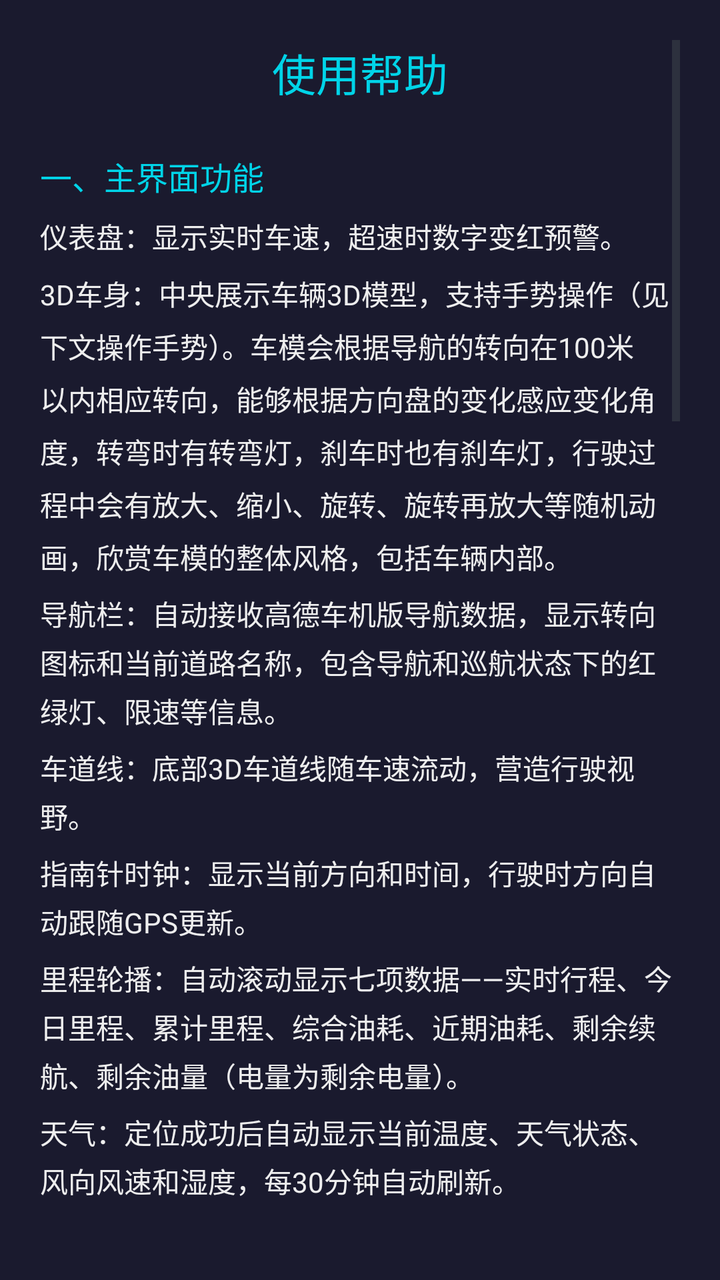
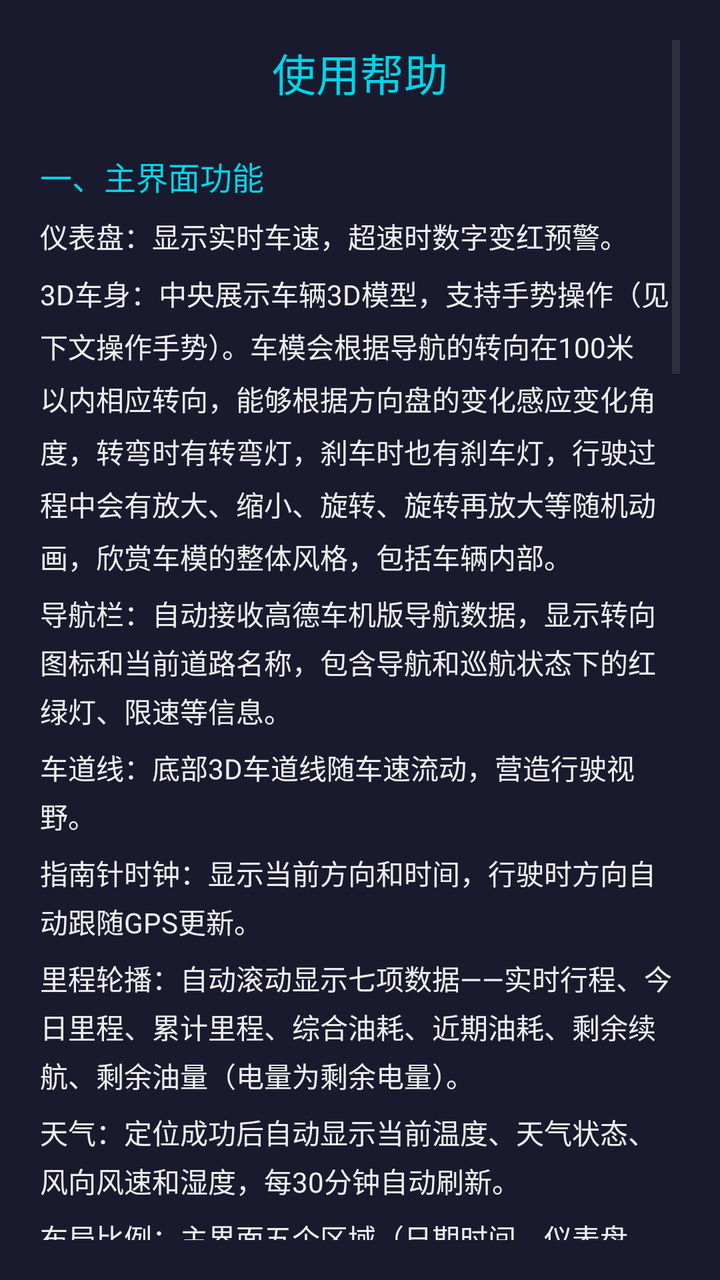

Screens rendered from an Android XML layout before and after an edit, with the pre-edit source and the edit as a unified diff.
<!-- AndroidManifest.xml: application theme AppTheme -->
<!-- res/layout/activity_help.xml -->
<?xml version="1.0" encoding="utf-8"?>
<ScrollView xmlns:android="http://schemas.android.com/apk/res/android"
    android:layout_width="match_parent"
    android:layout_height="match_parent"
    android:background="#FF1A1A2E"
    android:padding="20dp">

    <LinearLayout
        android:layout_width="match_parent"
        android:layout_height="wrap_content"
        android:orientation="vertical">

        
        <TextView
            android:layout_width="match_parent"
            android:layout_height="wrap_content"
            android:text="使用帮助"
            android:textSize="22sp"
            android:textColor="#FF00D4E8"
            android:gravity="center"
            android:layout_marginBottom="24dp" />

        
        <TextView
            android:layout_width="match_parent"
            android:layout_height="wrap_content"
            android:text="一、主界面功能"
            android:textSize="16sp"
            android:textColor="#FF00D4E8"
            android:layout_marginBottom="8dp" />

        <TextView
            android:layout_width="match_parent"
            android:layout_height="wrap_content"
            android:text="仪表盘：显示实时车速，超速时数字变红预警。"
            android:textSize="14sp"
            android:textColor="#FFEEEEEE"
            android:lineSpacingExtra="4dp"
            android:layout_marginBottom="8dp" />

        <TextView
            android:layout_width="match_parent"
            android:layout_height="wrap_content"
            android:text="3D车身：中央展示车辆3D模型，支持手势操作（见下文操作手势）。车模会根据导航的转向在100米以内相应转向，能够根据方向盘的变化感应变化角度，转弯时有转弯灯，刹车时也有刹车灯，行驶过程中会有放大、缩小、旋转、旋转再放大等随机动画，欣赏车模的整体风格，包括车辆内部。"
            android:textSize="14sp"
            android:textColor="#FFEEEEEE"
            android:lineSpacingExtra="6dp"
            android:layout_marginBottom="8dp" />

        <TextView
            android:layout_width="match_parent"
            android:layout_height="wrap_content"
            android:text="导航栏：自动接收高德车机版导航数据，显示转向图标和当前道路名称，包含导航和巡航状态下的红绿灯、限速等信息。"
            android:textSize="14sp"
            android:textColor="#FFEEEEEE"
            android:lineSpacingExtra="4dp"
            android:layout_marginBottom="8dp" />

        <TextView
            android:layout_width="match_parent"
            android:layout_height="wrap_content"
            android:text="车道线：底部3D车道线随车速流动，营造行驶视野。"
            android:textSize="14sp"
            android:textColor="#FFEEEEEE"
            android:lineSpacingExtra="4dp"
            android:layout_marginBottom="8dp" />

        <TextView
            android:layout_width="match_parent"
            android:layout_height="wrap_content"
            android:text="指南针时钟：显示当前方向和时间，行驶时方向自动跟随GPS更新。"
            android:textSize="14sp"
            android:textColor="#FFEEEEEE"
            android:lineSpacingExtra="4dp"
            android:layout_marginBottom="8dp" />

        <TextView
            android:layout_width="match_parent"
            android:layout_height="wrap_content"
            android:text="里程轮播：自动滚动显示七项数据——实时行程、今日里程、累计里程、综合油耗、近期油耗、剩余续航、剩余油量（电量为剩余电量）。"
            android:textSize="14sp"
            android:textColor="#FFEEEEEE"
            android:lineSpacingExtra="4dp"
            android:layout_marginBottom="8dp" />

        <TextView
            android:layout_width="match_parent"
            android:layout_height="wrap_content"
            android:text="天气：定位成功后自动显示当前温度、天气状态、风向风速和湿度，每30分钟自动刷新。"
            android:textSize="14sp"
            android:textColor="#FFEEEEEE"
            android:lineSpacingExtra="4dp"
            android:layout_marginBottom="16dp" />

        
        <TextView
            android:layout_width="match_parent"
            android:layout_height="wrap_content"
            android:text="二、操作手势"
            android:textSize="16sp"
            android:textColor="#FF00D4E8"
            android:layout_marginBottom="8dp" />

        <TextView
            android:layout_width="match_parent"
            android:layout_height="wrap_content"
            android:text="长按右上角日/夜按钮：进入设置页面。&#10;单击右上角日/夜按钮：切换日间/夜间模式。&#10;单击导航区域：随机切换3D车型。&#10;自己获取的3D车模文件要放到车机的下载目录。&#10;车辆静止时（车速为0）：可自由旋转和缩放3D车型。&#10;行驶中（车速不为0）：只能缩放，不能旋转，保障驾驶安全。"
            android:textSize="14sp"
            android:textColor="#FFEEEEEE"
            android:lineSpacingExtra="6dp"
            android:layout_marginBottom="16dp" />

        
        <TextView
            android:layout_width="match_parent"
            android:layout_height="wrap_content"
            android:text="三、设置说明"
            android:textSize="16sp"
            android:textColor="#FF00D4E8"
            android:layout_marginBottom="8dp" />

        <TextView
            android:layout_width="match_parent"
            android:layout_height="wrap_content"
            android:text="车辆行驶相关信息与设置的关系"
            android:textSize="14sp"
            android:textColor="#FFCCCCCC"
            android:lineSpacingExtra="4dp"
            android:layout_marginBottom="8dp" />

        <TextView
            android:layout_width="match_parent"
            android:layout_height="wrap_content"
            android:text="油箱容量：录入一下自己油箱的标准油量，主要是为了中途校准剩余续航使用。"
            android:textSize="14sp"
            android:textColor="#FFEEEEEE"
            android:lineSpacingExtra="6dp"
            android:layout_marginBottom="8dp" />

        <TextView
            android:layout_width="match_parent"
            android:layout_height="wrap_content"
            android:text="不加油，根据车机上数据校准剩余续航：只修改剩余续航，不修改加油量，将结合油箱容量这个数据推算剩余油量的百分比，显示在首页的信息中。"
            android:textSize="14sp"
            android:textColor="#FFEEEEEE"
            android:lineSpacingExtra="6dp"
            android:layout_marginBottom="8dp" />

        <TextView
            android:layout_width="match_parent"
            android:layout_height="wrap_content"
            android:text="去加油站加油时，记下加油前车辆的续航和本次加油的升数，录入加油量和剩余续航，推算出新的剩余续航，并且油量会重置为100%"
            android:textSize="14sp"
            android:textColor="#FFEEEEEE"
            android:lineSpacingExtra="6dp"
            android:layout_marginBottom="8dp" />

        <TextView
            android:layout_width="match_parent"
            android:layout_height="wrap_content"
            android:text="累计里程：你如果发现和车上的续航里程有差异或者因某些原因清零，按车上累计里程录入即可"
            android:textSize="14sp"
            android:textColor="#FFEEEEEE"
            android:lineSpacingExtra="6dp"
            android:layout_marginBottom="8dp" />

        <TextView
            android:layout_width="match_parent"
            android:layout_height="wrap_content"
            android:text="怠速油耗：这是每小时怠速耗费的油量，经验值，2.0的车按1.2-1.4吧，看各人的情况，这个数据用来计算剩余油量和剩余续航的。"
            android:textSize="14sp"
            android:textColor="#FFEEEEEE"
            android:lineSpacingExtra="6dp"
            android:layout_marginBottom="8dp" />

        <TextView
            android:layout_width="match_parent"
            android:layout_height="wrap_content"
            android:text="近期油耗周期：推算剩余油量和剩余续航使用的是近期的油耗，也就是车辆在这个2分钟到5分钟周期内以什么周期来计算一次平均油耗，如果是120秒，则2分钟平均一次，每秒会根据当前的速度与油耗的对应关系生成一个数据，2分钟整体平均一次。然后显示在首页的近期油耗中。"
            android:textSize="14sp"
            android:textColor="#FFEEEEEE"
            android:lineSpacingExtra="6dp"
            android:layout_marginBottom="8dp" />

        <TextView
            android:layout_width="match_parent"
            android:layout_height="wrap_content"
            android:text="分段油耗设置：根据不同的车，各人自行估计设置。20以下是多少油耗，20-40是多少，40-60是多少……每秒系统会取一次数"
            android:textSize="14sp"
            android:textColor="#FFEEEEEE"
            android:lineSpacingExtra="6dp"
            android:layout_marginBottom="8dp" />

        <TextView
            android:layout_width="match_parent"
            android:layout_height="wrap_content"
            android:text="综合油耗：与近期油耗的区别是总累计平均。"
            android:textSize="14sp"
            android:textColor="#FFEEEEEE"
            android:lineSpacingExtra="6dp"
            android:layout_marginBottom="8dp" />

        <TextView
            android:layout_width="match_parent"
            android:layout_height="wrap_content"
            android:text="电车的大体逻辑也是一样的。"
            android:textSize="14sp"
            android:textColor="#FFEEEEEE"
            android:lineSpacingExtra="6dp"
            android:layout_marginBottom="8dp" />

        <TextView
            android:layout_width="match_parent"
            android:layout_height="wrap_content"
            android:text="壁纸设置：白天/夜间/天气/默认四个按钮，可分别设置对应场景壁纸。点击后从文件选择图片或视频，天气按钮切换为天气动画背景。"
            android:textSize="14sp"
            android:textColor="#FFEEEEEE"
            android:lineSpacingExtra="4dp"
            android:layout_marginBottom="16dp" />

        
        <TextView
            android:layout_width="match_parent"
            android:layout_height="wrap_content"
            android:text="四、应用更新"
            android:textSize="16sp"
            android:textColor="#FF00D4E8"
            android:layout_marginBottom="8dp" />

        <TextView
            android:layout_width="match_parent"
            android:layout_height="wrap_content"
            android:text="应用启动时会自动检查新版本；也可在设置页点击“检查更新”手动触发。检测到新版本会后台静默下载，完成后提示安装。"
            android:textSize="14sp"
            android:textColor="#FFEEEEEE"
            android:lineSpacingExtra="4dp"
            android:layout_marginBottom="16dp" />

        
        <TextView
            android:layout_width="match_parent"
            android:layout_height="wrap_content"
            android:text="五、数据说明"
            android:textSize="16sp"
            android:textColor="#FF00D4E8"
            android:layout_marginBottom="8dp" />

        <TextView
            android:layout_width="match_parent"
            android:layout_height="wrap_content"
            android:text="里程：基于GPS信号自动累计，会过滤低精度定位和静止点，保证数据准确。&#10;天气：基于GPS定位自动获取，无GPS时尝试IP定位兜底。&#10;所有设置数据保存在设备本地，不会上传服务器。"
            android:textSize="14sp"
            android:textColor="#FFEEEEEE"
            android:lineSpacingExtra="6dp"
            android:layout_marginBottom="24dp" />

        
        <Button
            android:id="@+id/btn_help_back"
            android:layout_width="match_parent"
            android:layout_height="52dp"
            android:text="返回"
            android:textSize="18sp"
            android:textColor="#FFFFFFFF"
            android:background="#FF00B8D4" />

    </LinearLayout>
</ScrollView>
<!-- resources referenced by this layout -->
<resources>
  <style name="AppTheme" parent="@android:style/Theme.DeviceDefault.Light.NoActionBar">
          <item name="android:windowContentOverlay">@null</item>
      </style>
</resources>

<!-- the commit's change to res/layout/activity_help.xml (unified diff, before → after) -->
@@ -90,6 +90,15 @@
             android:textSize="14sp"
             android:textColor="#FFEEEEEE"
             android:lineSpacingExtra="4dp"
+            android:layout_marginBottom="8dp" />
+
+        <TextView
+            android:layout_width="match_parent"
+            android:layout_height="wrap_content"
+            android:text="布局比例：主界面五个区域（日期时间、仪表盘、指南针、导航、车道线）的高度占比支持横屏和竖屏分别自定义，可根据车机屏幕尺寸和个人偏好自由调整，充分发挥界面灵活性。调整后天气文字位置也会自动跟随车道线区域动态变化。"
+            android:textSize="14sp"
+            android:textColor="#FFEEEEEE"
+            android:lineSpacingExtra="4dp"
             android:layout_marginBottom="16dp" />
 
         
@@ -204,6 +213,15 @@
             android:layout_width="match_parent"
             android:layout_height="wrap_content"
             android:text="电车的大体逻辑也是一样的。"
+            android:textSize="14sp"
+            android:textColor="#FFEEEEEE"
+            android:lineSpacingExtra="6dp"
+            android:layout_marginBottom="8dp" />
+
+        <TextView
+            android:layout_width="match_parent"
+            android:layout_height="wrap_content"
+            android:text="布局比例：横屏和竖屏分别设置，在对应区域填入五个数字（日期时间、仪表盘、指南针、导航、车道线），五个数字合计必须等于100。填好后点击保存立即生效，主界面各区域按新比例重新分配高度。如需恢复系统默认比例，点击对应行的&quot;默认&quot;按钮即可。"
             android:textSize="14sp"
             android:textColor="#FFEEEEEE"
             android:lineSpacingExtra="6dp"
